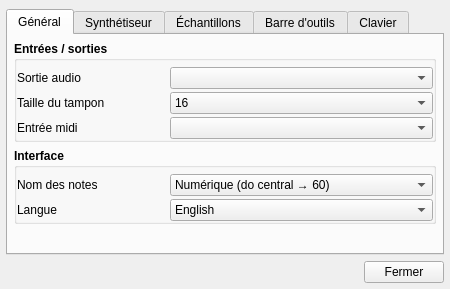
Above: trunk/gui_divers/config.ui from davy7125/polyphone before the change. Below: the same form after it.
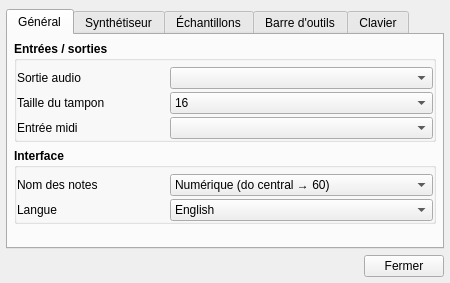
That is the form after the change. Icons and pictures are not drawn. Custom widgets are drawn as their Qt base class.

Patch:
```diff
--- a/trunk/gui_divers/config.ui
+++ b/trunk/gui_divers/config.ui
@@ -10,7 +10,7 @@
     <x>0</x>
     <y>0</y>
     <width>450</width>
-    <height>289</height>
+    <height>264</height>
    </rect>
   </property>
   <property name="windowTitle">
```
Left out of the diff: 44 changed lines with no effect on the pictures.
